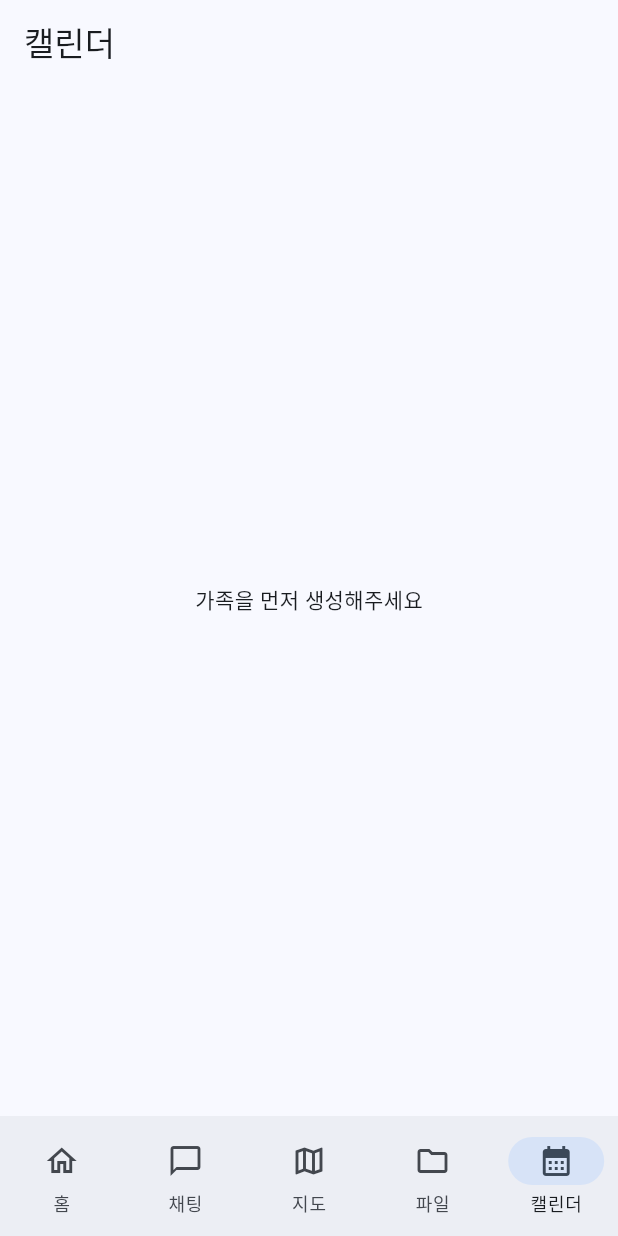
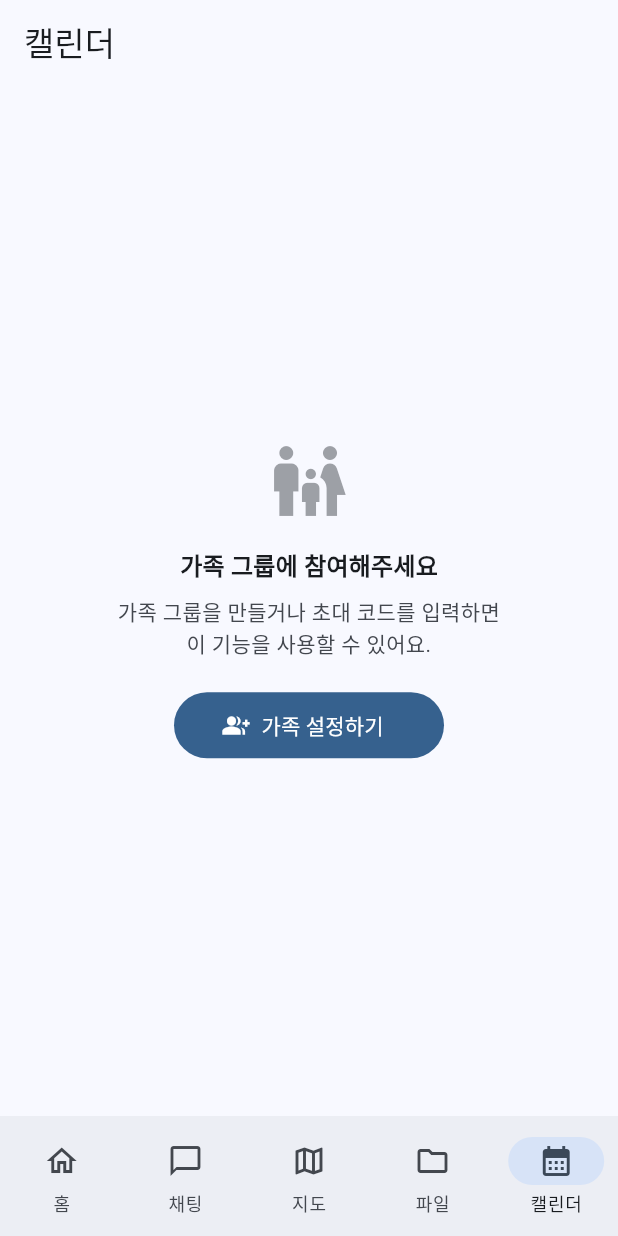
Before and after one commit to jimin1209/Dongine, a Flutter app: the CalendarScreen screen opened by its route, on a phone screen of 412 x 824 dp. Run offline on Flutter 3.47's test engine with Material 3 defaults, Android fonts, the phone set to English and light mode, and no system bars; our stand-ins replace cached_network_image, cloud_firestore, file_picker, firebase_auth, firebase_core, firebase_messaging and 9 more; missing offline and left inert: flutter_naver_map, googleapis, mqtt_client; accounts and stored records are empty; Roboto replaces fonts that are missing (Pretendard).

Commit message:
feat: 데모 시드 UX 개선 + NoFamilyPlaceholder 공용 위젯
- 설정: "개발자 도구" 섹션으로 데모 버튼 분리, FilledButton 강조
- 8개 화면: NoFamilyPlaceholder (아이콘 + 가족 설정하기 버튼) 적용

Co-Authored-By: Claude Opus 4.6 (1M context) <noreply@anthropic.com>

```diff
--- a/lib/features/album/presentation/album_screen.dart
+++ b/lib/features/album/presentation/album_screen.dart
@@ -7,6 +7,7 @@ import 'package:dongine/features/family/domain/family_provider.dart';
 import 'package:dongine/features/auth/domain/auth_provider.dart';
 import 'package:dongine/features/album/domain/album_provider.dart';
 import 'package:dongine/shared/models/album_model.dart';
+import 'package:dongine/shared/widgets/no_family_placeholder.dart';
 
 class AlbumScreen extends ConsumerStatefulWidget {
   const AlbumScreen({super.key});
@@ -50,7 +51,7 @@ class _AlbumScreenState extends ConsumerState<AlbumScreen>
         error: (e, _) => Center(child: Text('오류: $e')),
         data: (family) {
           if (family == null) {
-            return const Center(child: Text('가족 그룹에 참여해주세요'));
+            return const NoFamilyPlaceholder();
           }
           return TabBarView(
             controller: _tabController,
--- a/lib/features/calendar/presentation/calendar_screen.dart
+++ b/lib/features/calendar/presentation/calendar_screen.dart
@@ -15,6 +15,7 @@ import 'package:dongine/features/todo/domain/todo_provider.dart';
 import 'package:dongine/shared/models/event_model.dart';
 import 'package:dongine/shared/models/todo_model.dart';
 import 'package:dongine/shared/models/family_model.dart';
+import 'package:dongine/shared/widgets/no_family_placeholder.dart';
 
 part 'calendar_presentation_helpers.dart';
 part 'calendar_tab_calendar.dart';
@@ -88,7 +89,7 @@ class _CalendarScreenState extends ConsumerState<CalendarScreen>
         if (family == null) {
           return Scaffold(
             appBar: AppBar(title: const Text('캘린더')),
-            body: const Center(child: Text('가족을 먼저 생성해주세요')),
+            body: const NoFamilyPlaceholder(),
           );
         }
         return _buildMainScaffold(family);
--- a/lib/features/cart/presentation/cart_screen.dart
+++ b/lib/features/cart/presentation/cart_screen.dart
@@ -5,6 +5,7 @@ import 'package:dongine/features/cart/data/cart_repository.dart';
 import 'package:dongine/features/cart/domain/cart_provider.dart';
 import 'package:dongine/features/family/domain/family_provider.dart';
 import 'package:dongine/shared/models/cart_item_model.dart';
+import 'package:dongine/shared/widgets/no_family_placeholder.dart';
 
 class CartScreen extends ConsumerStatefulWidget {
   const CartScreen({super.key});
@@ -160,7 +161,7 @@ class _CartScreenState extends ConsumerState<CartScreen> {
       data: (family) {
         if (family == null) {
           return const Scaffold(
-            body: Center(child: Text('가족 그룹에 참여해주세요')),
+            body: NoFamilyPlaceholder(),
           );
         }
 
--- a/lib/features/chat/presentation/chat_screen.dart
+++ b/lib/features/chat/presentation/chat_screen.dart
@@ -14,6 +14,7 @@ import 'package:dongine/features/expense/domain/expense_provider.dart';
 import 'package:dongine/shared/models/message_model.dart';
 import 'package:dongine/features/chat/presentation/widgets/command_suggestions.dart';
 import 'package:dongine/features/chat/presentation/widgets/message_cards.dart';
+import 'package:dongine/shared/widgets/no_family_placeholder.dart';
 
 /// Returns the message ID of the oldest unread message not sent by
 /// [currentUserId]. Returns null when every message has been read.
@@ -184,7 +185,7 @@ class _ChatScreenState extends ConsumerState<ChatScreen> {
       data: (family) {
         if (family == null) {
           return const Scaffold(
-            body: Center(child: Text('가족 그룹에 참여해주세요')),
+            body: NoFamilyPlaceholder(),
           );
         }
         final familyId = family.id;
--- a/lib/features/expense/presentation/expense_screen.dart
+++ b/lib/features/expense/presentation/expense_screen.dart
@@ -7,6 +7,7 @@ import 'package:dongine/features/auth/domain/auth_provider.dart';
 import 'package:dongine/features/expense/domain/expense_provider.dart';
 import 'package:dongine/features/expense/domain/expense_insight.dart';
 import 'package:dongine/shared/models/expense_model.dart';
+import 'package:dongine/shared/widgets/no_family_placeholder.dart';
 
 class ExpenseScreen extends ConsumerStatefulWidget {
   const ExpenseScreen({super.key});
@@ -48,7 +49,7 @@ class _ExpenseScreenState extends ConsumerState<ExpenseScreen> {
         error: (e, _) => Center(child: Text('오류: $e')),
         data: (family) {
           if (family == null) {
-            return const Center(child: Text('가족 그룹에 참여해주세요'));
+            return const NoFamilyPlaceholder();
           }
           return _ExpenseBody(
             familyId: family.id,
--- a/lib/features/iot/presentation/iot_screen.dart
+++ b/lib/features/iot/presentation/iot_screen.dart
@@ -9,6 +9,7 @@ import 'package:dongine/features/iot/domain/iot_device_helpers.dart';
 import 'package:dongine/features/iot/domain/iot_provider.dart';
 import 'package:dongine/shared/models/automation_model.dart';
 import 'package:dongine/shared/models/iot_device_model.dart';
+import 'package:dongine/shared/widgets/no_family_placeholder.dart';
 
 class IoTScreen extends ConsumerStatefulWidget {
   const IoTScreen({super.key});
@@ -85,7 +86,7 @@ class _IoTScreenState extends ConsumerState<IoTScreen>
               error: (e, _) => Center(child: Text('오류: $e')),
               data: (family) {
                 if (family == null) {
-                  return const Center(child: Text('가족 그룹에 참여해주세요'));
+                  return const NoFamilyPlaceholder();
                 }
                 return TabBarView(
                   controller: _tabController,
--- a/lib/features/location/presentation/location_screen.dart
+++ b/lib/features/location/presentation/location_screen.dart
@@ -11,6 +11,7 @@ import 'package:dongine/features/location/domain/location_provider.dart';
 import 'package:dongine/shared/models/location_model.dart';
 
 import 'package:dongine/features/family/domain/family_provider.dart';
+import 'package:dongine/shared/widgets/no_family_placeholder.dart';
 
 class LocationScreen extends ConsumerStatefulWidget {
   const LocationScreen({super.key});
@@ -310,7 +311,7 @@ class _LocationScreenState extends ConsumerState<LocationScreen>
       body: familyAsync.when(
         data: (family) {
           if (family == null) {
-            return const Center(child: Text('가족 그룹에 먼저 참여해주세요.'));
+            return const NoFamilyPlaceholder();
           }
 
           if (_isInitializing) {
--- a/lib/features/todo/presentation/todo_screen.dart
+++ b/lib/features/todo/presentation/todo_screen.dart
@@ -7,6 +7,7 @@ import 'package:dongine/features/family/domain/family_provider.dart';
 import 'package:dongine/features/todo/domain/todo_provider.dart';
 import 'package:dongine/shared/models/family_model.dart';
 import 'package:dongine/shared/models/todo_model.dart';
+import 'package:dongine/shared/widgets/no_family_placeholder.dart';
 
 /// 담당자 UID 목록을 사람 이름 요약 문자열로 변환한다.
 @visibleForTesting
@@ -53,7 +54,7 @@ class TodoScreen extends ConsumerWidget {
         error: (e, _) => Center(child: Text('오류: $e')),
         data: (family) {
           if (family == null) {
-            return const Center(child: Text('가족 그룹에 참여해주세요'));
+            return const NoFamilyPlaceholder();
           }
           return _TodoList(familyId: family.id);
         },
--- /dev/null
+++ b/lib/shared/widgets/no_family_placeholder.dart
@@ -0,0 +1,53 @@
+import 'package:flutter/material.dart';
+import 'package:go_router/go_router.dart';
+
+/// 가족 그룹 미참여 시 각 feature 화면에서 표시하는 공용 안내 위젯.
+///
+/// 아이콘 + 안내 문구 + "가족 설정으로 이동" 버튼을 제공한다.
+class NoFamilyPlaceholder extends StatelessWidget {
+  const NoFamilyPlaceholder({super.key});
+
+  @override
+  Widget build(BuildContext context) {
+    final theme = Theme.of(context);
+    return Center(
+      child: Padding(
+        padding: const EdgeInsets.all(32),
+        child: Column(
+          mainAxisSize: MainAxisSize.min,
+          children: [
+            Icon(
+              Icons.family_restroom,
+              size: 56,
+              color: theme.colorScheme.onSurfaceVariant.withValues(alpha: 0.5),
+            ),
+            const SizedBox(height: 16),
+            Text(
+              '가족 그룹에 참여해주세요',
+              style: theme.textTheme.titleMedium?.copyWith(
+                fontWeight: FontWeight.w600,
+              ),
+            ),
+            const SizedBox(height: 8),
+            Text(
+              '가족 그룹을 만들거나 초대 코드를 입력하면\n이 기능을 사용할 수 있어요.',
+              textAlign: TextAlign.center,
+              style: theme.textTheme.bodyMedium?.copyWith(
+                color: theme.colorScheme.onSurfaceVariant,
+              ),
+            ),
+            const SizedBox(height: 20),
+            FilledButton.icon(
+              onPressed: () => context.go('/family-setup'),
+              icon: const Icon(Icons.group_add),
+              label: const Text('가족 설정하기'),
+              style: FilledButton.styleFrom(
+                minimumSize: const Size(180, 44),
+              ),
+            ),
+          ],
+        ),
+      ),
+    );
+  }
+}
```
Also changed, not shown: lib/features/family/presentation/family_settings_screen.dart (+59 -7 lines).
